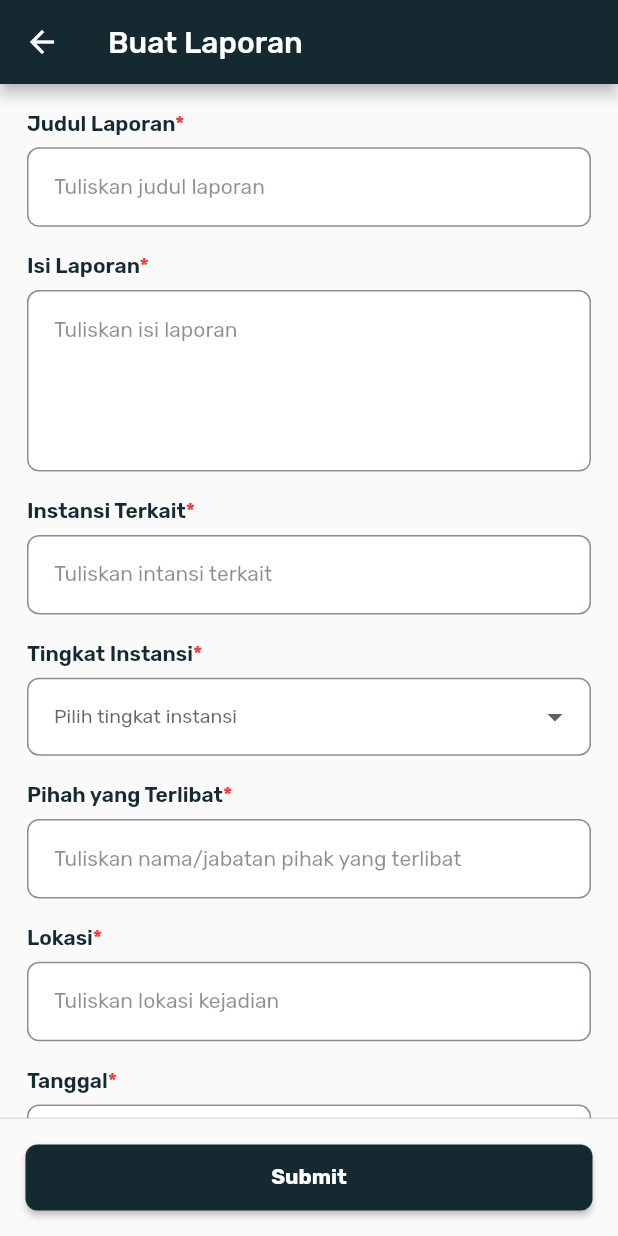
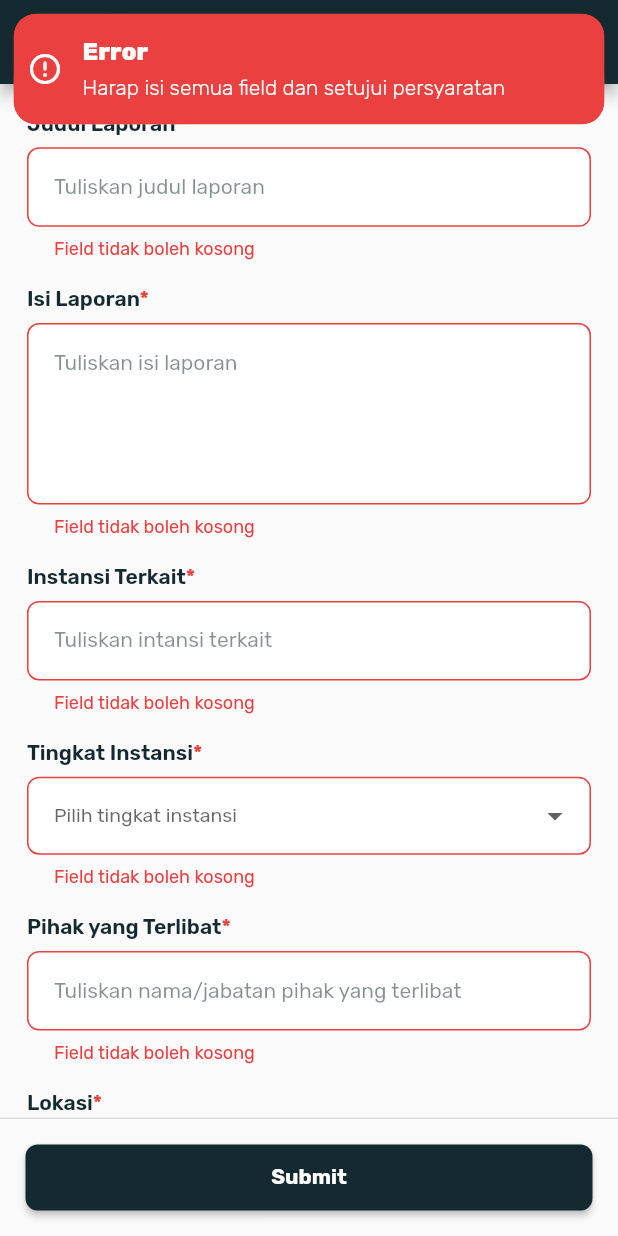
Before and after one commit to PBP-G20Project/flutter-pusat-pengaduan, a Flutter app: the SubmissionFormScreen screen opened by its route, after a tap on "Submit", on a phone screen of 412 x 824 dp. Run offline on Flutter 3.47's test engine with Material 2 defaults, Android fonts, the phone set to English and light mode, and no system bars; our stand-ins replace get, google_fonts.

Commit message:
Develop validator form

```diff
--- a/lib/views/submission_form/controller/submission_form_controller.dart
+++ b/lib/views/submission_form/controller/submission_form_controller.dart
@@ -1,6 +1,7 @@
 import 'package:flutter/material.dart';
 import 'package:get/get.dart';
 import 'package:intl/intl.dart';
+import 'package:pusat_pengaduan/common/constant.dart';
 
 class SubmissionFormController extends GetxController {
   @override
@@ -17,7 +18,101 @@ class SubmissionFormController extends GetxController {
   final pihakController = TextEditingController().obs;
   final lokasiController = TextEditingController().obs;
   final dateController = TextEditingController().obs;
+  final scrollController = ScrollController();
   var isAgree = false.obs;
+
+  String? validateTextField(String? value) {
+    if (value == null || value.isEmpty) {
+      return 'Field tidak boleh kosong';
+    }
+    return null;
+  }
+
+  scrollDown() {
+    scrollController.animateTo(
+      scrollController.position.maxScrollExtent,
+      duration: const Duration(milliseconds: 500),
+      curve: Curves.easeOut,
+    );
+  }
+
+  validateForm() {
+    if (formKey.currentState!.validate() && isAgree.value) {
+      Get.snackbar("Succes", "Laporan berhasil dikirim",
+          duration: const Duration(seconds: 2),
+          snackPosition: SnackPosition.TOP,
+          margin: const EdgeInsets.all(kDefaultPadding / 2),
+          backgroundColor: kSuccessColor,
+          colorText: kWhiteColor,
+          icon: const Icon(
+            Icons.check_circle_outline,
+            color: kWhiteColor,
+          ));
+      return true;
+    } else if (!isAgree.value && !formKey.currentState!.validate()) {
+      Get.snackbar("Error", "Harap isi semua field dan setujui persyaratan",
+          duration: const Duration(seconds: 2),
+          snackPosition: SnackPosition.TOP,
+          margin: const EdgeInsets.all(kDefaultPadding / 2),
+          backgroundColor: kErrorColor,
+          colorText: kWhiteColor,
+          icon: const Icon(
+            Icons.error_outline_rounded,
+            color: kWhiteColor,
+          ));
+    } else if (!isAgree.value) {
+      scrollDown();
+      Get.snackbar("Error", "Harap setujui persyaratan",
+          duration: const Duration(seconds: 2),
+          snackPosition: SnackPosition.TOP,
+          margin: const EdgeInsets.all(kDefaultPadding / 2),
+          backgroundColor: kErrorColor,
+          colorText: kWhiteColor,
+          icon: const Icon(
+            Icons.error_outline_rounded,
+            color: kWhiteColor,
+          ));
+    } else {
+      Get.snackbar("Error", "Harap isi semua field",
+          duration: const Duration(seconds: 2),
+          snackPosition: SnackPosition.TOP,
+          margin: const EdgeInsets.all(kDefaultPadding / 2),
+          backgroundColor: kErrorColor,
+          colorText: kWhiteColor,
+          icon: const Icon(
+            Icons.error_outline_rounded,
+            color: kWhiteColor,
+          ));
+    }
+    return false;
+  }
+
+  submitForm() {
+    if (validateForm()) {
+      postReport();
+      print("Title: ${titleController.value.text}");
+      print("Content: ${contentController.value.text}");
+      print("Instansi: ${instansiController.value.text}");
+      print("Tipe: ${tipeController.value.text}");
+      print("Pihak: ${pihakController.value.text}");
+      print("Lokasi: ${lokasiController.value.text}");
+      print("Date: ${dateController.value.text}");
+
+      formKey.currentState!.reset();
+      titleController.value.clear();
+      contentController.value.clear();
+      instansiController.value.clear();
+      tipeController.value.clear();
+      pihakController.value.clear();
+      lokasiController.value.clear();
+      dateController.value.clear();
+      isAgree.value = false;
+    }
+  }
+
+  postReport() {
+    // TODO: Implement post report
+  }
 
   chooseDate({required BuildContext context}) async {
     final date = await showDatePicker(
@@ -27,7 +122,7 @@ class SubmissionFormController extends GetxController {
       lastDate: DateTime(DateTime.now().year + 5),
     );
     if (date != null) {
-      dateController.value.text = DateFormat.yMd().format(date);
+      dateController.value.text = DateFormat('dd/MM/yyyy').format(date);
     }
     return null;
   }
--- a/lib/views/submission_form/submission_form_screen.dart
+++ b/lib/views/submission_form/submission_form_screen.dart
@@ -16,31 +16,41 @@ class SubmissionFormScreen extends StatelessWidget {
       appBar: AppBar(
         title: const Text('Buat Laporan'),
       ),
-      body: ListView(children: [
+      body: ListView(controller: controller.scrollController, children: [
         Container(
           margin: const EdgeInsets.all(kDefaultPadding),
           child: Form(
-            autovalidateMode: AutovalidateMode.onUserInteraction,
+            autovalidateMode: AutovalidateMode.always,
             key: controller.formKey,
             child: Column(
               children: [
-                const CustomTextField(
-                    label: "Judul Laporan", hint: "Tuliskan judul laporan"),
+                CustomTextField(
+                  label: "Judul Laporan",
+                  hint: "Tuliskan judul laporan",
+                  controller: controller.titleController.value,
+                  validator: controller.validateTextField,
+                ),
                 const SizedBox(height: kDefaultPadding),
-                const CustomTextField(
+                CustomTextField(
                   label: "Isi Laporan",
                   hint: "Tuliskan isi laporan",
                   maxLines: 5,
                   keyboardType: TextInputType.multiline,
+                  controller: controller.contentController.value,
+                  validator: controller.validateTextField,
                 ),
                 const SizedBox(height: kDefaultPadding),
-                const CustomTextField(
-                    label: "Instansi Terkait",
-                    hint: "Tuliskan intansi terkait"),
+                CustomTextField(
+                  label: "Instansi Terkait",
+                  hint: "Tuliskan intansi terkait",
+                  controller: controller.instansiController.value,
+                  validator: controller.validateTextField,
+                ),
                 const SizedBox(height: kDefaultPadding),
                 CustomDropdownField(
                     label: "Tingkat Instansi",
                     hint: "Pilih tingkat instansi",
+                    validator: controller.validateTextField,
                     items: const [
                       "Nasional",
                       "Provinsi",
@@ -52,18 +62,27 @@ class SubmissionFormScreen extends StatelessWidget {
                       controller.tipeController.value.text = value!;
                     }),
                 const SizedBox(height: kDefaultPadding),
-                const CustomTextField(
-                    label: "Pihah yang Terlibat",
-                    hint: "Tuliskan nama/jabatan pihak yang terlibat"),
+                CustomTextField(
+                  label: "Pihak yang Terlibat",
+                  hint: "Tuliskan nama/jabatan pihak yang terlibat",
+                  controller: controller.pihakController.value,
+                  validator: controller.validateTextField,
+                ),
                 const SizedBox(height: kDefaultPadding),
-                const CustomTextField(
-                    label: "Lokasi", hint: "Tuliskan lokasi kejadian"),
+                CustomTextField(
+                  label: "Lokasi",
+                  hint: "Tuliskan lokasi kejadian",
+                  controller: controller.lokasiController.value,
+                  validator: controller.validateTextField,
+                ),
                 const SizedBox(height: kDefaultPadding),
                 Obx(() => CustomTextField(
                     label: "Tanggal",
                     hint: "Tuliskan tanggal kejadian",
                     keyboardType: TextInputType.none,
                     controller: controller.dateController.value,
+                    validator: controller.validateTextField,
+                    icon: const Icon(Icons.calendar_today),
                     onTap: () {
                       controller.chooseDate(context: context);
                     })),
@@ -88,7 +107,7 @@ class SubmissionFormScreen extends StatelessWidget {
         CustomFooterButton(
           label: 'Submit',
           onPressed: () {
-            controller.formKey.currentState!.validate();
+            controller.submitForm();
           },
         ),
       ],
```
